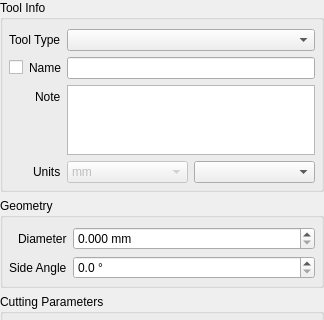
Above: G2G/tooldatabase/tooleditform.ui from XRay3D/GERBER_X3 before the change; both pictures show x 0 to 324 and y 0 to 320 of the 324 by 566 pixel window. Below: the same form after it.
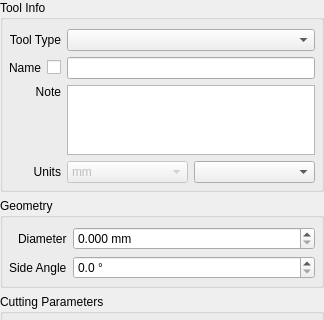
That is the form after the change. Custom widgets are drawn as their Qt base class.

Diff of the .ui file:
```diff
--- a/G2G/tooldatabase/tooleditform.ui
+++ b/G2G/tooldatabase/tooleditform.ui
@@ -40,10 +40,7 @@
      <property name="title">
       <string>Tool Info</string>
      </property>
-     <layout class="QFormLayout" name="formLayout">
-      <property name="labelAlignment">
-       <set>Qt::AlignRight|Qt::AlignTrailing|Qt::AlignVCenter</set>
-      </property>
+     <layout class="QGridLayout" name="gridLayout">
       <property name="leftMargin">
        <number>6</number>
       </property>
@@ -53,13 +50,6 @@
       <property name="bottomMargin">
        <number>6</number>
       </property>
-      <item row="0" column="0">
-       <widget class="QLabel" name="lblToolType">
-        <property name="text">
-         <string>Tool Type</string>
-        </property>
-       </widget>
-      </item>
       <item row="0" column="1">
        <widget class="QComboBox" name="cbxToolType">
         <property name="currentIndex">
@@ -82,13 +72,53 @@
         </item>
        </widget>
       </item>
-      <item row="1" column="1">
-       <widget class="QLineEdit" name="leName"/>
+      <item row="3" column="0">
+       <widget class="QLabel" name="lblUnits">
+        <property name="text">
+         <string>Units</string>
+        </property>
+        <property name="alignment">
+         <set>Qt::AlignRight|Qt::AlignTrailing|Qt::AlignVCenter</set>
+        </property>
+       </widget>
       </item>
-      <item row="2" column="0">
-       <widget class="QLabel" name="label">
+      <item row="1" column="0">
+       <layout class="QHBoxLayout" name="horizontalLayout_3">
+        <property name="spacing">
+         <number>0</number>
+        </property>
+        <property name="sizeConstraint">
+         <enum>QLayout::SetMinimumSize</enum>
+        </property>
+        <item>
+         <widget class="QLabel" name="label_2">
+          <property name="text">
+           <string>Name</string>
+          </property>
+          <property name="alignment">
+           <set>Qt::AlignRight|Qt::AlignTrailing|Qt::AlignVCenter</set>
+          </property>
+         </widget>
+        </item>
+        <item>
+         <widget class="QCheckBox" name="chbxAutoName">
+          <property name="layoutDirection">
+           <enum>Qt::RightToLeft</enum>
+          </property>
+          <property name="text">
+           <string/>
+          </property>
+         </widget>
+        </item>
+       </layout>
+      </item>
+      <item row="0" column="0">
+       <widget class="QLabel" name="lblToolType">
         <property name="text">
-         <string>Note</string>
+         <string>Tool Type</string>
+        </property>
+        <property name="alignment">
+         <set>Qt::AlignRight|Qt::AlignTrailing|Qt::AlignVCenter</set>
         </property>
        </widget>
       </item>
@@ -102,10 +132,13 @@
         </property>
        </widget>
       </item>
-      <item row="3" column="0">
-       <widget class="QLabel" name="lblUnits">
+      <item row="2" column="0">
+       <widget class="QLabel" name="label">
         <property name="text">
-         <string>Units</string>
+         <string>Note</string>
+        </property>
+        <property name="alignment">
+         <set>Qt::AlignRight|Qt::AlignTop|Qt::AlignTrailing</set>
         </property>
        </widget>
       </item>
@@ -157,23 +190,8 @@
         </item>
        </layout>
       </item>
-      <item row="1" column="0">
-       <layout class="QHBoxLayout" name="horizontalLayout_3">
-        <item>
-         <widget class="QCheckBox" name="chbxAutoName">
-          <property name="text">
-           <string/>
-          </property>
-         </widget>
-        </item>
-        <item>
-         <widget class="QLabel" name="label_2">
-          <property name="text">
-           <string>Name</string>
-          </property>
-         </widget>
-        </item>
-       </layout>
+      <item row="1" column="1">
+       <widget class="QLineEdit" name="leName"/>
       </item>
      </layout>
     </widget>
```
